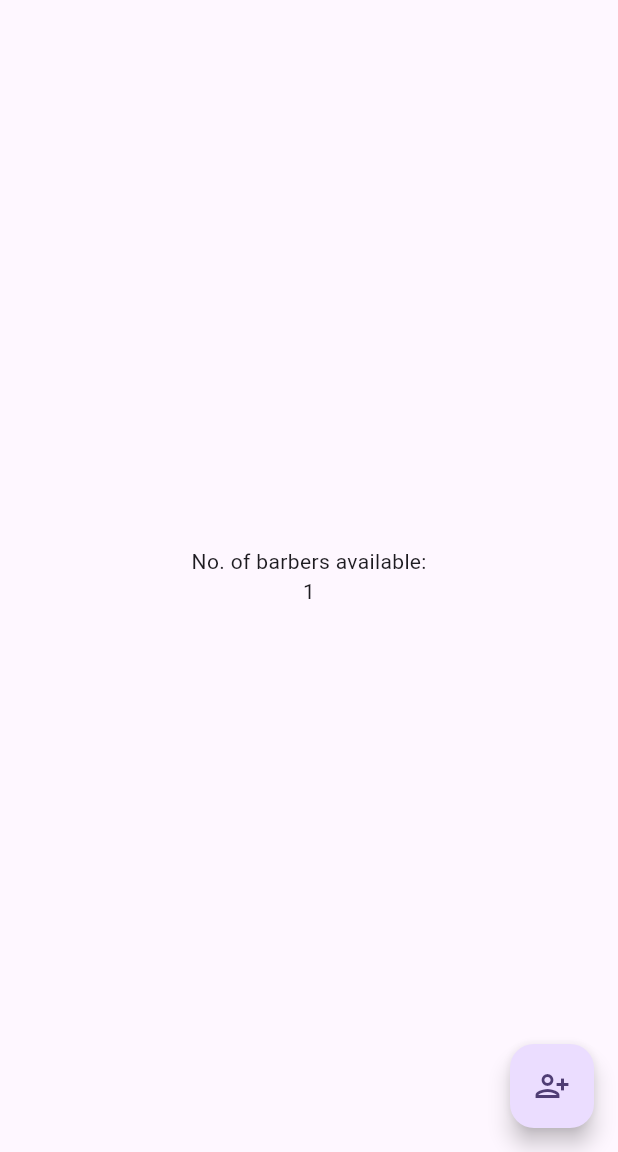
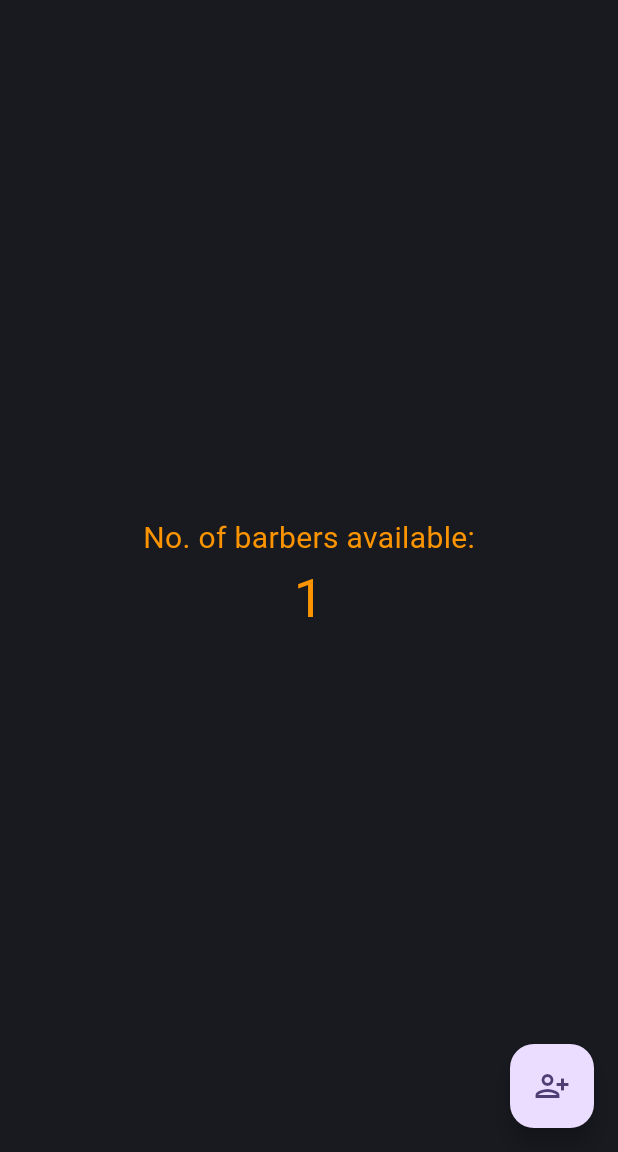
Before and after one commit to MahnoorWaseem/TrimTime-Flutter, a Flutter app: the screen it shows after launch, after a tap on the "person add alt 1" icon, on a phone screen of 412 x 824 dp, the part 84-1236 px from its top. Run offline on Flutter 3.47's test engine with Material 3 defaults, Android fonts, the phone set to English and light mode, and no system bars; our stand-ins replace firebase_core; accounts and stored records are empty.

Commit message:
feat : add custom colors

```diff
--- /dev/null
+++ b/lib/colors/custom_colors.dart
@@ -0,0 +1,12 @@
+import 'package:flutter/material.dart';
+
+class CustomColors {
+  // gunmental ---> bg color
+  // charcoal ---> cards bg color (like barber card, input field (refer design))
+
+  static Color peelOrange = const Color(0xFFfb9400);
+  static Color gunmetal = const Color(0xFF181a20);
+  static Color charcoal = const Color(0xFF1f222a);
+  static Color white = const Color(0xFFffffff);
+  static Color transparent = Colors.transparent;
+}
--- a/lib/main.dart
+++ b/lib/main.dart
@@ -7,6 +7,7 @@ import 'providers/sample_provider.dart';
 import 'views/home/home.dart';
 
 void main() async {
+  WidgetsFlutterBinding.ensureInitialized();
   await Firebase.initializeApp(
     options: DefaultFirebaseOptions.currentPlatform,
   );
--- a/lib/views/home/home.dart
+++ b/lib/views/home/home.dart
@@ -1,5 +1,6 @@
 import 'package:flutter/material.dart';
 import 'package:provider/provider.dart';
+import 'package:trim_time/colors/custom_colors.dart';
 import 'package:trim_time/providers/sample_provider.dart';
 
 class Home extends StatelessWidget {
@@ -12,27 +13,32 @@ class Home extends StatelessWidget {
       appBar: AppBar(
         title: const Text('Trim Time'),
       ),
-      body: Center(
-        child: Consumer<SampleProvider>(
+      body: Consumer<SampleProvider>(
         builder: (context, provider, child) => Column(
           mainAxisAlignment: MainAxisAlignment.center,
           children: <Widget>[
-              const Text(
+            Expanded(
+              child: Container(
+                width: double.infinity,
+                color: CustomColors.gunmetal,
+                child: Column(
+                  mainAxisAlignment: MainAxisAlignment.center,
+                  children: [
+                    Text(
                       'No. of barbers available:',
+                      style: TextStyle(
+                          fontSize: 20, color: CustomColors.peelOrange),
                     ),
                     Text(
                       '${sampleProvider.activeBarbers}',
+                      style: TextStyle(
+                          fontSize: 36, color: CustomColors.peelOrange),
                     ),
-              // Container(
-              //   width: 200,
-              //   height: 200,
-              //   child: Image.asset(
-              //     'assets/images/testpic.jpg',
-              //     fit: BoxFit.cover,
-              //   ),
-              // ),
                   ],
                 ),
+              ),
+            ),
+          ],
         ),
       ),
       floatingActionButton: FloatingActionButton(
```
Also changed, not shown: 16 other files. Lines whose indentation alone changed are shown as unchanged.
